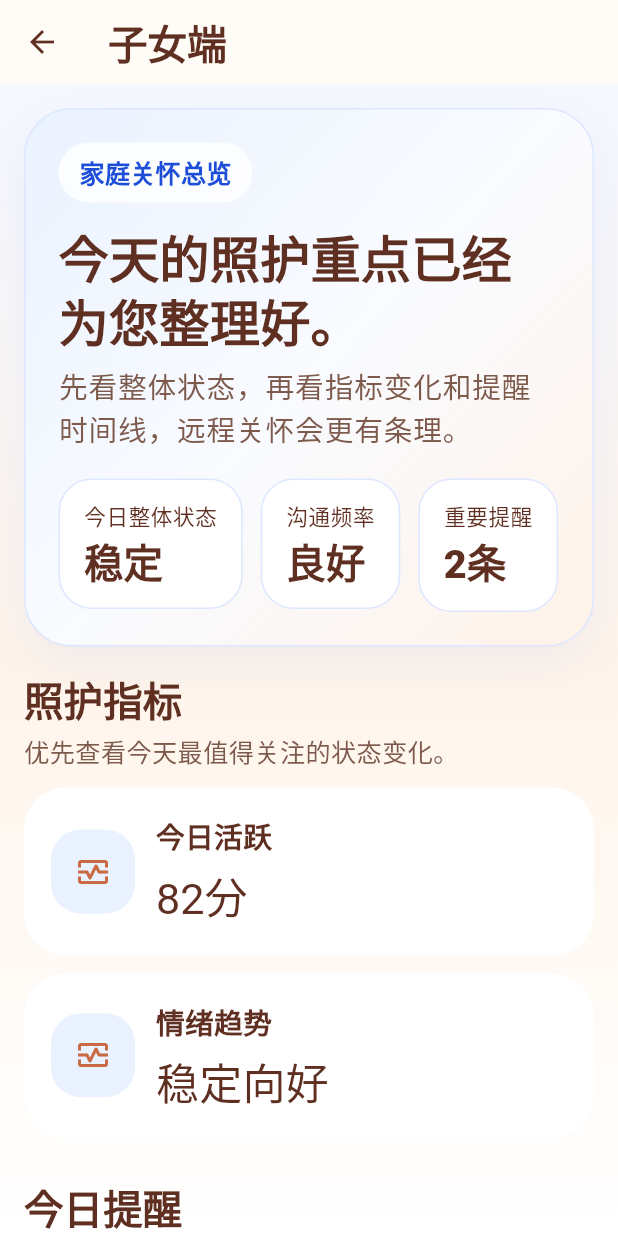
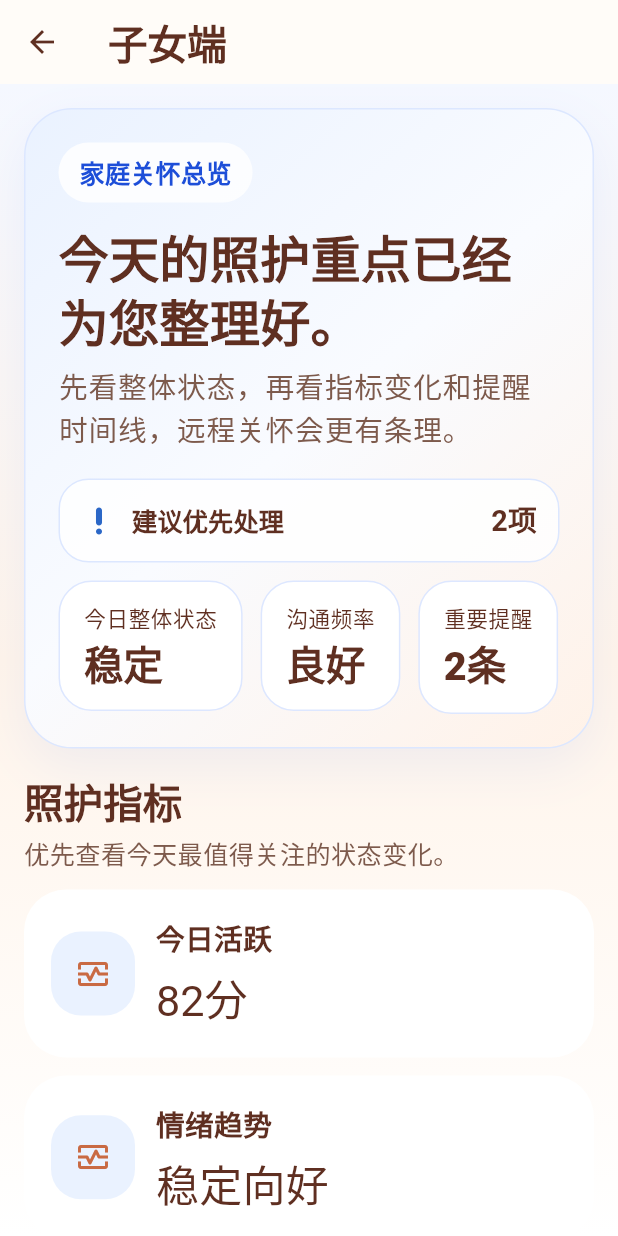
Before and after one commit to zhikanyeye/Silver-Companion-AI, a Flutter app: the ChildHomePage screen opened by its route, on a phone screen of 412 x 824 dp. Run offline on Flutter 3.47's test engine with Material 3 defaults, Android fonts, the phone set to English and light mode, and no system bars; our stand-ins replace js, shared_preferences; accounts and stored records are empty; network calls fail.

Commit message:
feat: polish key pages and add speech controls
Apply a second polish pass to landing, elderly, child, and chat experiences, and add visible AI speech playback controls with replay support and safer auto-play behavior.

```diff
--- a/lib/features/child/child_home_page.dart
+++ b/lib/features/child/child_home_page.dart
@@ -283,6 +283,29 @@ class _ChildOverviewHero extends StatelessWidget {
             style: theme.textTheme.bodyLarge,
           ),
           const SizedBox(height: 18),
+          Container(
+            width: double.infinity,
+            padding: const EdgeInsets.symmetric(horizontal: 14, vertical: 12),
+            decoration: BoxDecoration(
+              color: Colors.white.withValues(alpha: 0.82),
+              borderRadius: BorderRadius.circular(20),
+              border: Border.all(color: const Color(0xFFDCE7FF)),
+            ),
+            child: Row(
+              children: [
+                const Icon(Icons.priority_high_rounded, color: AppTheme.serviceBluePrimary),
+                const SizedBox(width: 10),
+                Expanded(
+                  child: Text(
+                    '建议优先处理',
+                    style: theme.textTheme.titleSmall?.copyWith(fontWeight: FontWeight.w800),
+                  ),
+                ),
+                Text('2项', style: theme.textTheme.titleMedium),
+              ],
+            ),
+          ),
+          const SizedBox(height: 12),
           Wrap(
             spacing: 12,
             runSpacing: 12,
```
Also changed, not shown: lib/features/chat/chat_controller.dart (+33 -1 lines), lib/features/chat/chat_page.dart (+80 -0 lines), lib/features/elderly/elderly_home_page.dart (+16 -0 lines), lib/features/landing/landing_page.dart (+19 -1 lines), 8 other files.
